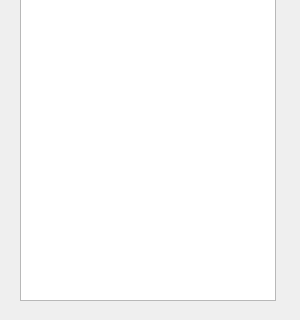
Above: window/mainwindow.ui from ssdut153/project-semester-1_3 before the change; both pictures show x 0 to 300 and y 280 to 600 of the 300 by 600 pixel window. Below: the same form after it.
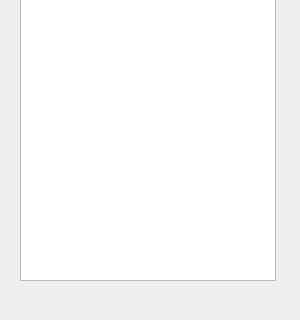
That is the form after the change.

Diff of the .ui file:
```diff
--- a/window/mainwindow.ui
+++ b/window/mainwindow.ui
@@ -39,13 +39,13 @@
      <string/>
     </property>
    </widget>
-   <widget class="QTreeView" name="palTreeView">
+   <widget class="QListWidget" name="friendListWidget">
     <property name="geometry">
      <rect>
       <x>20</x>
       <y>70</y>
       <width>256</width>
-      <height>511</height>
+      <height>491</height>
      </rect>
     </property>
    </widget>
```
